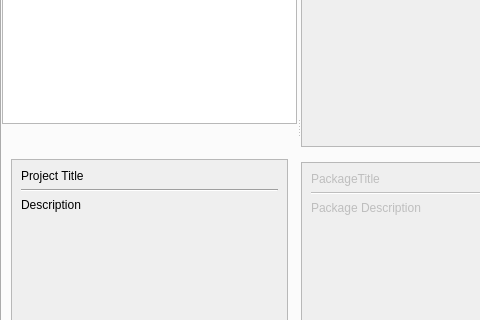
First picture: the form in obslight/ObsLightGui/ui/obsLightMain.ui, repository ronan22/obs-light, before the edit; both pictures show x 0 to 480 and y 284 to 604 of the 1070 by 800 pixel window.
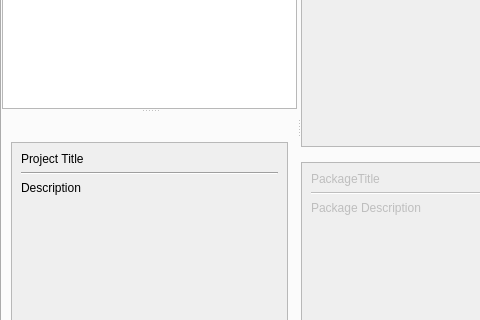
Second picture: the form after the edit. Icons and pictures are not drawn. Custom widgets are drawn as their Qt base class.

The edit to the form file:
```diff
--- a/obslight/ObsLightGui/ui/obsLightMain.ui
+++ b/obslight/ObsLightGui/ui/obsLightMain.ui
@@ -78,10 +78,12 @@
           <property name="orientation">
            <enum>Qt::Horizontal</enum>
           </property>
-          <widget class="QWidget" name="projectsWidget" native="true">
-           <property name="enabled">
-            <bool>true</bool>
-           </property>
+
+          <widget class="QSplitter" name="splitter_3">
+          <property name="orientation">
+           <enum>Qt::Vertical</enum>
+          </property>
+
            <layout class="QVBoxLayout" name="verticalLayout">
             <property name="margin">
              <number>0</number>
```
